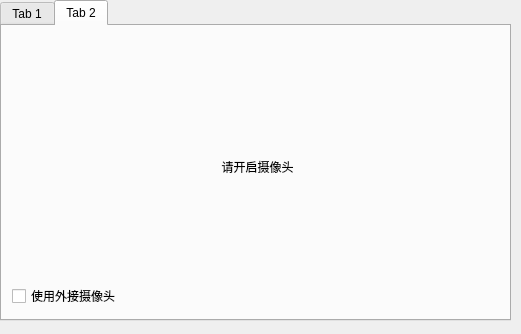
Above: code/ui/login.ui from RachelWealth/IoT-course-practice before the change. Below: the same form after it.
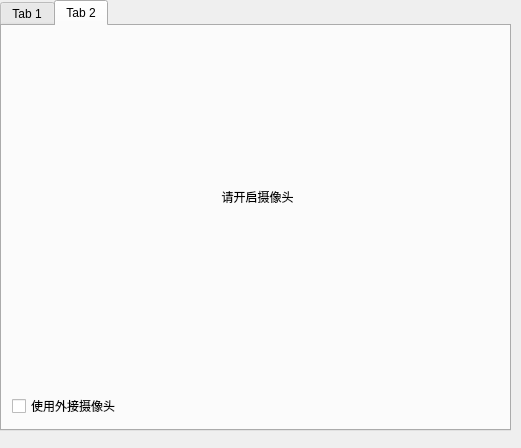
That is the form after the change.

```diff
--- a/code/ui/login.ui
+++ b/code/ui/login.ui
@@ -7,7 +7,7 @@
     <x>0</x>
     <y>0</y>
     <width>521</width>
-    <height>334</height>
+    <height>448</height>
    </rect>
   </property>
   <property name="windowTitle">
@@ -19,7 +19,7 @@
      <x>0</x>
      <y>0</y>
      <width>511</width>
-     <height>321</height>
+     <height>431</height>
     </rect>
    </property>
    <property name="currentIndex">
@@ -111,7 +111,7 @@
        <x>10</x>
        <y>0</y>
        <width>491</width>
-       <height>281</height>
+       <height>341</height>
       </rect>
      </property>
      <property name="text">
@@ -125,7 +125,7 @@
      <property name="geometry">
       <rect>
        <x>10</x>
-       <y>250</y>
+       <y>360</y>
        <width>131</width>
        <height>40</height>
       </rect>
```
